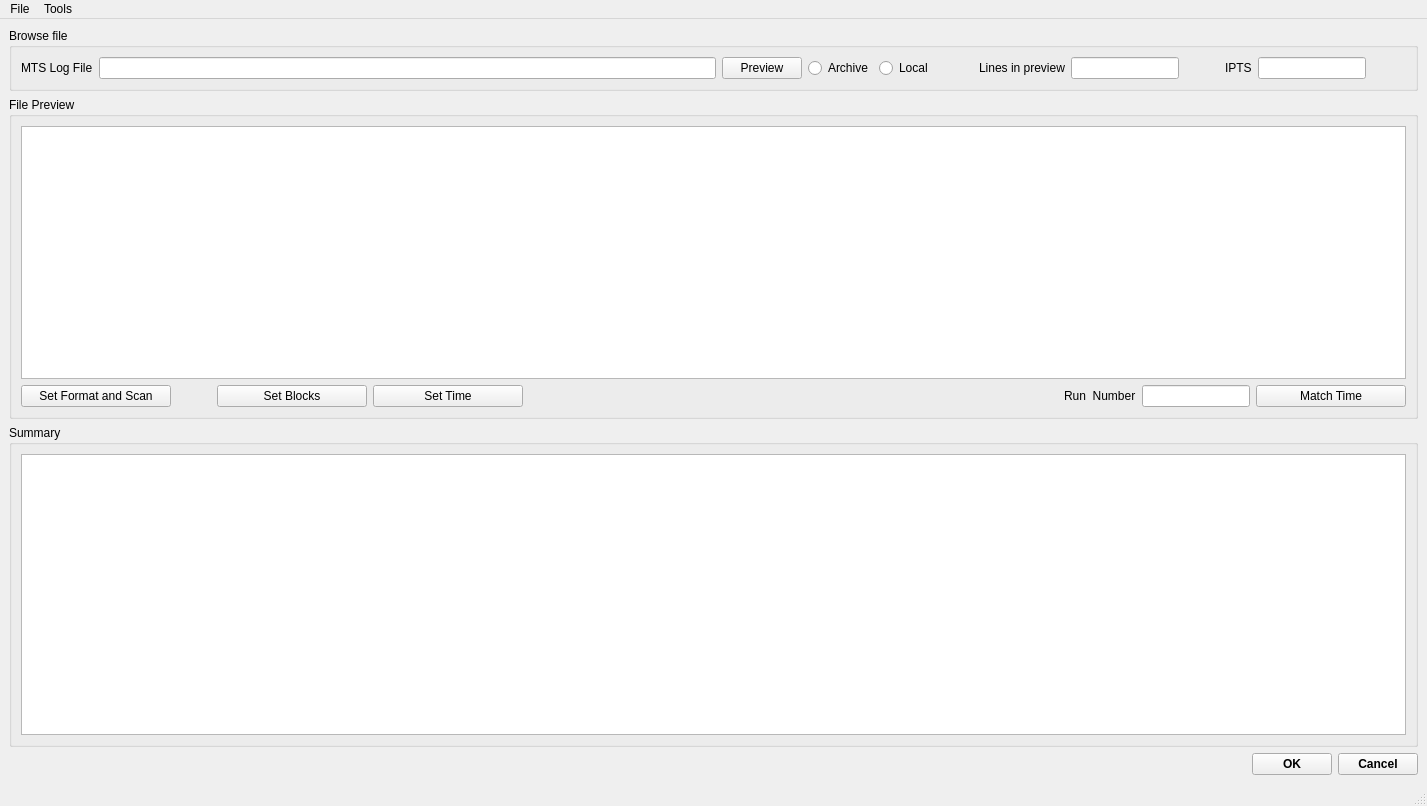
Above: designer/loadVulcanMTSLogFile.ui from neutrons/PyVDrive before the change. Below: the same form after it.
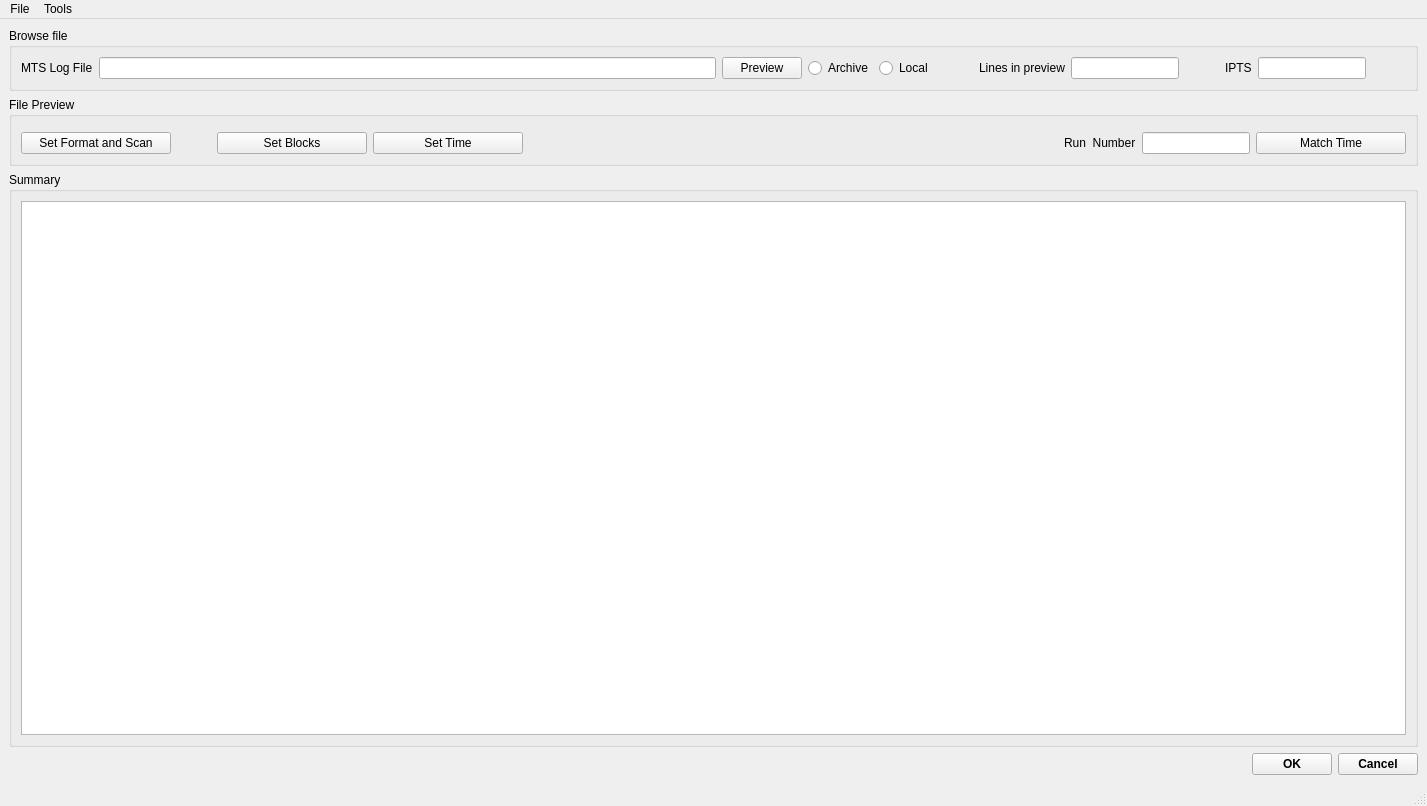
That is the form after the change. Custom widgets are drawn as their Qt base class.

What changed in the file:
```diff
--- a/designer/loadVulcanMTSLogFile.ui
+++ b/designer/loadVulcanMTSLogFile.ui
@@ -25,7 +25,7 @@
       </property>
       <layout class="QGridLayout" name="gridLayout">
        <item row="0" column="0">
-        <widget class="MTSFormatTable" name="tableWidget_preview"/>
+<widget class="QFrame" name="frame_tableWidget_preview"/>
        </item>
        <item row="1" column="0">
         <layout class="QGridLayout" name="gridLayout_4">
```
